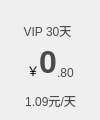
Old version of the form vipitemwidget.ui in the repository ZhouMei20220810/TEST.
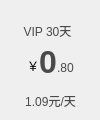
New version of the form.

```diff
--- a/vipitemwidget.ui
+++ b/vipitemwidget.ui
@@ -104,6 +104,18 @@
     </item>
     <item>
      <widget class="QLabel" name="label_19">
+      <property name="minimumSize">
+       <size>
+        <width>0</width>
+        <height>30</height>
+       </size>
+      </property>
+      <property name="maximumSize">
+       <size>
+        <width>16777215</width>
+        <height>30</height>
+       </size>
+      </property>
       <property name="styleSheet">
        <string notr="true">color:#FF4A4A4A;\nborder:none;\nbackground:transparent;</string>
       </property>
@@ -144,6 +156,18 @@
     </item>
     <item>
      <widget class="QLabel" name="labelTotalPrice">
+      <property name="minimumSize">
+       <size>
+        <width>0</width>
+        <height>30</height>
+       </size>
+      </property>
+      <property name="maximumSize">
+       <size>
+        <width>16777215</width>
+        <height>30</height>
+       </size>
+      </property>
       <property name="styleSheet">
        <string notr="true">color:#FF4A4A4A;
 border:none;
```
